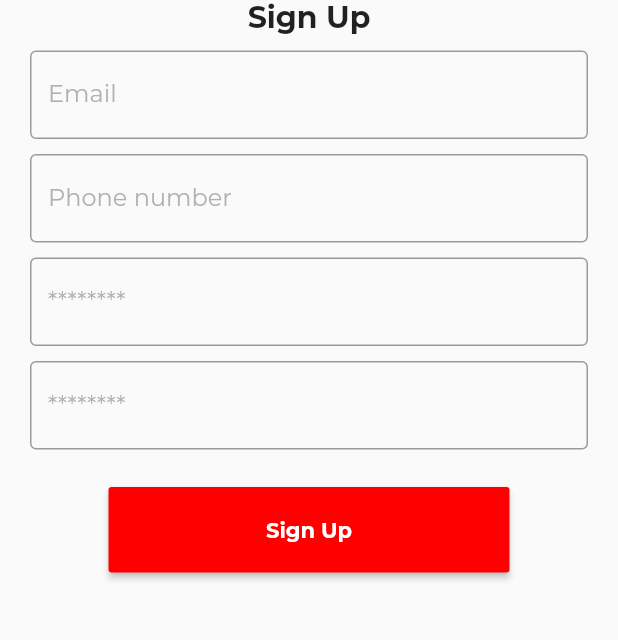
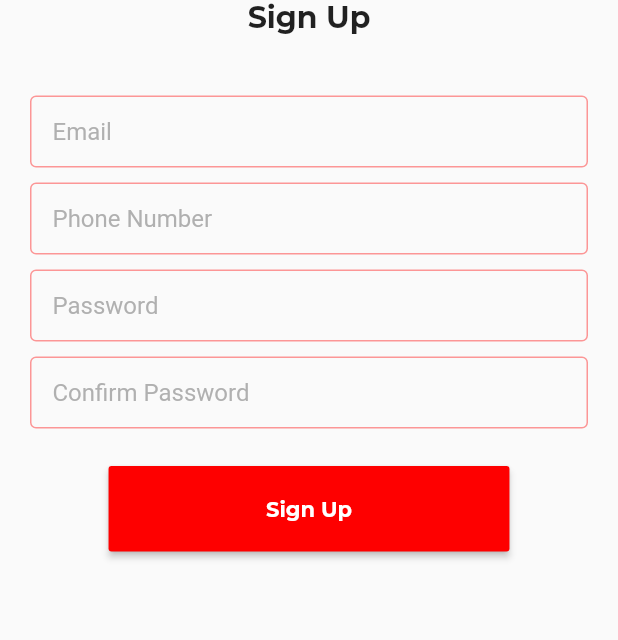
Before and after one commit to enzomarc/affirmedme, a Flutter app: the SignUpPage screen opened by its route, on a phone screen of 412 x 824 dp, the part 578-1218 px from its top. Run offline on Flutter 3.47's test engine with Material 2 defaults, Android fonts, the phone set to English and light mode, and no system bars; our stand-ins replace grouped_list; missing offline and left inert: dart:ffi; project files that could hold a hidden picture were left out.

Commit message:
perf: refactoring sign up page

```diff
--- a/lib/screens/dashboard/container.dart
+++ b/lib/screens/dashboard/container.dart
@@ -165,7 +165,9 @@ class _DashboardScreenState extends State<DashboardScreen> {
                         Icons.menu,
                         color: Color(0xFFFE0000),
                       ),
-                      onPressed: () {},
+                      onPressed: () {
+                        print(Scaffold.of(context).hasDrawer);
+                      },
                     ),
                     Row(
                       crossAxisAlignment: CrossAxisAlignment.center,
--- a/lib/screens/sign_up.dart
+++ b/lib/screens/sign_up.dart
@@ -17,24 +17,6 @@ class _SignUpPageState extends State<SignUpPage> {
     WidgetsFlutterBinding.ensureInitialized();
     SystemChrome.setSystemUIOverlayStyle(
         SystemUiOverlayStyle(statusBarColor: Color(0xFFFFFFFFF)));
-
-    Widget PackageItem() {
-      return Row(
-        children: [
-          Container(
-            margin: EdgeInsets.only(
-              right: 5.0,
-              left: 5.0,
-            ),
-            width: 100.0,
-            decoration: BoxDecoration(
-              color: Color(0xFFFFFFFF),
-              borderRadius: BorderRadius.circular(20.0),
-            ),
-          ),
-        ],
-      );
-    }
 
     return Scaffold(
       body: SafeArea(
@@ -110,61 +92,123 @@ class _SignUpPageState extends State<SignUpPage> {
                               fontSize: 20.0,
                             ),
                           ),
-                          Container(
-                            padding: EdgeInsets.fromLTRB(0.0, 10.0, 0.0, 0.0),
-                            child: TextField(
-                              controller: mailController,
+                          SizedBox(height: 40.0),
+                          TextFormField(
+                            keyboardType: TextInputType.emailAddress,
                             decoration: InputDecoration(
-                                labelText: 'Email',
-                                labelStyle: TextStyle(
-                                  fontFamily: 'Montserrat',
+                              hintText: 'Email',
+                              hintStyle: TextStyle(
                                 color: Colors.grey.withOpacity(0.8),
                               ),
-                                border: OutlineInputBorder(),
+                              contentPadding: const EdgeInsets.symmetric(
+                                  vertical: 5.0, horizontal: 15.0),
+                              border: OutlineInputBorder(
+                                borderSide: BorderSide(
+                                  width: 1.0,
+                                  color: Color(0xFFFE0000).withOpacity(0.4),
+                                ),
+                              ),
+                              enabledBorder: OutlineInputBorder(
+                                borderSide: BorderSide(
+                                  width: 1.0,
+                                  color: Color(0xFFFE0000).withOpacity(0.4),
+                                ),
+                              ),
+                              focusedBorder: OutlineInputBorder(
+                                borderSide: BorderSide(
+                                  width: 1.0,
+                                  color: Color(0xFFFE0000),
                                 ),
                               ),
                             ),
-                          Container(
-                            padding: EdgeInsets.fromLTRB(0.0, 10.0, 0.0, 0.0),
-                            child: TextField(
-                              controller: phoneController,
+                          ),
+                          SizedBox(height: 10.0),
+                          TextFormField(
+                            keyboardType: TextInputType.phone,
                             decoration: InputDecoration(
-                                labelText: 'Phone number',
-                                labelStyle: TextStyle(
-                                  fontFamily: 'Montserrat',
+                              hintText: 'Phone Number',
+                              hintStyle: TextStyle(
                                 color: Colors.grey.withOpacity(0.8),
                               ),
-                                border: OutlineInputBorder(),
+                              contentPadding: const EdgeInsets.symmetric(
+                                  vertical: 5.0, horizontal: 15.0),
+                              border: OutlineInputBorder(
+                                borderSide: BorderSide(
+                                  width: 1.0,
+                                  color: Color(0xFFFE0000).withOpacity(0.4),
+                                ),
+                              ),
+                              enabledBorder: OutlineInputBorder(
+                                borderSide: BorderSide(
+                                  width: 1.0,
+                                  color: Color(0xFFFE0000).withOpacity(0.4),
+                                ),
+                              ),
+                              focusedBorder: OutlineInputBorder(
+                                borderSide: BorderSide(
+                                  width: 1.0,
+                                  color: Color(0xFFFE0000),
                                 ),
                               ),
                             ),
-                          Container(
-                            padding: EdgeInsets.fromLTRB(0.0, 10.0, 0.0, 0.0),
-                            child: TextField(
-                              controller: passController,
+                          ),
+                          SizedBox(height: 10.0),
+                          TextFormField(
                             obscureText: true,
                             decoration: InputDecoration(
-                                labelText: '********',
-                                labelStyle: TextStyle(
-                                  fontFamily: 'Montserrat',
+                              hintText: 'Password',
+                              hintStyle: TextStyle(
                                 color: Colors.grey.withOpacity(0.8),
                               ),
-                                border: OutlineInputBorder(),
+                              contentPadding: const EdgeInsets.symmetric(
+                                  vertical: 5.0, horizontal: 15.0),
+                              border: OutlineInputBorder(
+                                borderSide: BorderSide(
+                                  width: 1.0,
+                                  color: Color(0xFFFE0000).withOpacity(0.4),
+                                ),
+                              ),
+                              enabledBorder: OutlineInputBorder(
+                                borderSide: BorderSide(
+                                  width: 1.0,
+                                  color: Color(0xFFFE0000).withOpacity(0.4),
+                                ),
+                              ),
+                              focusedBorder: OutlineInputBorder(
+                                borderSide: BorderSide(
+                                  width: 1.0,
+                                  color: Color(0xFFFE0000),
                                 ),
                               ),
                             ),
-                          Container(
-                            padding: EdgeInsets.fromLTRB(0.0, 10.0, 0.0, 0.0),
-                            child: TextField(
+                          ),
+                          SizedBox(height: 10.0),
+                          TextFormField(
                             obscureText: true,
-                              controller: confirmPassController,
                             decoration: InputDecoration(
-                                labelText: '********',
-                                labelStyle: TextStyle(
-                                  fontFamily: 'Montserrat',
+                              hintText: 'Confirm Password',
+                              hintStyle: TextStyle(
                                 color: Colors.grey.withOpacity(0.8),
                               ),
-                                border: OutlineInputBorder(),
+                              contentPadding: const EdgeInsets.symmetric(
+                                  vertical: 5.0, horizontal: 15.0),
+                              border: OutlineInputBorder(
+                                borderSide: BorderSide(
+                                  width: 1.0,
+                                  color: Color(0xFFFE0000).withOpacity(0.4),
+                                ),
+                              ),
+                              enabledBorder: OutlineInputBorder(
+                                borderSide: BorderSide(
+                                  width: 1.0,
+                                  color: Color(0xFFFE0000).withOpacity(0.4),
+                                ),
+                              ),
+                              focusedBorder: OutlineInputBorder(
+                                borderSide: BorderSide(
+                                  width: 1.0,
+                                  color: Color(0xFFFE0000),
+                                ),
                               ),
                             ),
                           ),
@@ -202,3 +246,28 @@ class _SignUpPageState extends State<SignUpPage> {
     );
   }
 }
+
+class PackageItem extends StatelessWidget {
+  const PackageItem({
+    Key key,
+  }) : super(key: key);
+
+  @override
+  Widget build(BuildContext context) {
+    return Row(
+      children: [
+        Container(
+          margin: EdgeInsets.only(
+            right: 5.0,
+            left: 5.0,
+          ),
+          width: 100.0,
+          decoration: BoxDecoration(
+            color: Color(0xFFFFFFFF),
+            borderRadius: BorderRadius.circular(20.0),
+          ),
+        ),
+      ],
+    );
+  }
+}
--- a/lib/screens/signup/steps/complete.dart
+++ /dev/null
@@ -1,7 +0,0 @@
-import 'package:flutter/material.dart';
-
-Step completeStep = Step(
-  title: const Text('Complete'),
-  isActive: true,
-  content: Column(),
-);
--- a/lib/screens/signup/steps/general.dart
+++ /dev/null
@@ -1,21 +0,0 @@
-import 'package:flutter/material.dart';
-
-Step generalStep = Step(
-  title: const Text('General'),
-  isActive: true,
-  content: Form(
-    child: Column(
-      children: [
-        Text(
-          'Sign Up',
-          style: TextStyle(
-            fontFamily: 'Montserrat Bold',
-            fontSize: 20.0,
-          ),
-        ),
-        SizedBox(height: 20.0),
-        TextFormField(),
-      ],
-    ),
-  ),
-);
--- a/lib/screens/signup/steps/payment.dart
+++ /dev/null
@@ -1,9 +0,0 @@
-import 'package:flutter/material.dart';
-
-Step paymentStep = Step(
-  title: const Text('Payment'),
-  isActive: true,
-  content: Column(),
-);
-
-// 34417420
```
Lines whose indentation alone changed are shown as unchanged.
